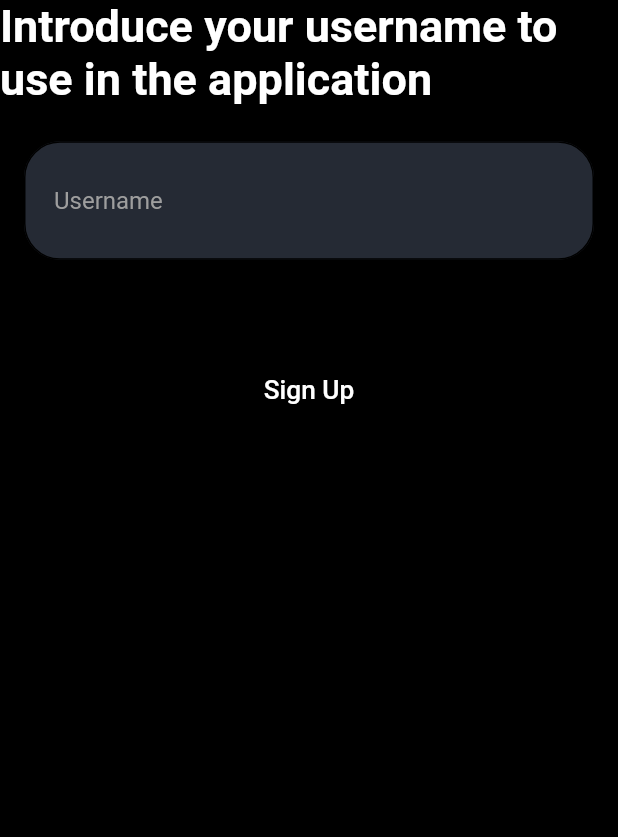
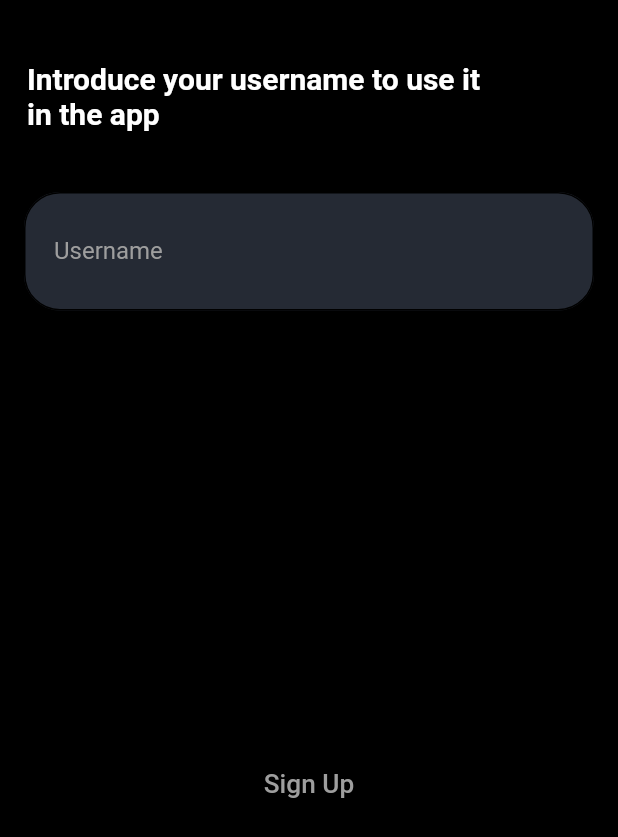
Before and after one commit to DevKhalyd/videocalling_app_flutter, a Flutter app: the AskUsernameScreen screen opened by its route, on a phone screen of 412 x 824 dp. Shown: the top 837 px of the screen. Run offline on Flutter 3.47's test engine with Material 2 defaults, Android fonts, the light colour scheme and no system bars; our stand-ins replace cloud_firestore, firebase_auth, firebase_core, get, logger; accounts and stored records are empty; generated files the repository leaves out were written again.

Commit message:
Ask for username ready

```diff
--- a/lib/core/repositories/firestore_repository.dart
+++ b/lib/core/repositories/firestore_repository.dart
@@ -12,7 +12,7 @@ abstract class FirestoreRepository {
 
   // NOTE: Fields in the database
 
-  final String usernameField = 'userFirestoreRepositoryname';
+  final String usernameField = 'username';
 
   /// Add data to a given collection given
   Future<void> addData(
--- a/lib/core/shared/models/more/user.dart
+++ b/lib/core/shared/models/user/user.dart
@@ -9,12 +9,11 @@ part 'user.g.dart';
 /// JSON serialization logic to be generated.
 @JsonSerializable()
 class User {
-
   User({
     required this.username,
     required this.fullname,
     required this.email,
-    required this.isOnline,
+    this.isOnline = true,
     this.password,
     this.imageUrl,
   });
--- a/lib/core/widgets/mini_widgets.dart
+++ b/lib/core/widgets/mini_widgets.dart
@@ -232,7 +232,7 @@ class FormButton extends StatelessWidget {
           child: TextCustom(
             label,
             fontSize: 17.5,
-            color: Colors.white,
+            color: isEnabled ? Colors.white : Colors.grey,
           ),
           style: ElevatedButton.styleFrom(
               primary: Utils.acentColor,
--- a/lib/core/widgets/shared/txt_form_field_custom.dart
+++ b/lib/core/widgets/shared/txt_form_field_custom.dart
@@ -14,6 +14,7 @@ class TextFormFieldCustom extends StatefulWidget {
     this.controller,
     this.suffixIcon,
     this.autovalidateMode,
+    this.focusNode,
   }) : super(key: key);
 
   final String hintText;
@@ -33,6 +34,8 @@ class TextFormFieldCustom extends StatefulWidget {
 
   final AutovalidateMode? autovalidateMode;
 
+  final FocusNode? focusNode;
+
   @override
   _TextFormFieldCustomState createState() => _TextFormFieldCustomState();
 }
@@ -47,6 +50,7 @@ class _TextFormFieldCustomState extends State<TextFormFieldCustom> {
   void initState() {
     super.initState();
     isPassword = widget.isPassword;
+    if (widget.focusNode == null) {
       focusNode = FocusNode();
       focusNode.addListener(() {
         final focus = focusNode.hasFocus;
@@ -56,11 +60,15 @@ class _TextFormFieldCustomState extends State<TextFormFieldCustom> {
         }
       });
     }
+  }
 
   @override
   void dispose() {
     // Clean up the focus node when the Form is disposed.
+    if (widget.focusNode == null)
       focusNode.dispose();
+    else
+      widget.focusNode!.dispose();
     super.dispose();
   }
 
@@ -79,7 +87,7 @@ class _TextFormFieldCustomState extends State<TextFormFieldCustom> {
           controller: widget.controller,
           keyboardType: widget.keyboardType,
           onSaved: widget.onSaved,
-          focusNode: focusNode,
+          focusNode: widget.focusNode ?? focusNode,
           obscureText: isPassword,
           validator: widget.validator,
           decoration: InputDecoration(
--- a/lib/features/sign_up/data/api/sign_up_firestore_repository.dart
+++ b/lib/features/sign_up/data/api/sign_up_firestore_repository.dart
@@ -1,6 +1,6 @@
-import 'package:videocalling_app/core/shared/models/more/user.dart';
 
 import '../../../../core/repositories/firestore_repository.dart';
+import '../../../../core/shared/models/user/user.dart';
 
 /// Contains all the functions to use in the sign up fucntion
 ///
--- a/lib/features/sign_up/domain/usecases/add_user_data.dart
+++ b/lib/features/sign_up/domain/usecases/add_user_data.dart
@@ -1,5 +1,5 @@
-import 'package:videocalling_app/core/shared/models/more/user.dart';
-import 'package:videocalling_app/features/sign_up/data/api/sign_up_firestore_repository.dart';
+import '../../../../core/shared/models/user/user.dart';
+import '../../data/api/sign_up_firestore_repository.dart';
 
 abstract class AddUserData {
   static Future<bool> execute({required User user}) async {
--- a/lib/features/sign_up/presentation/getX/ask_username_controller.dart
+++ b/lib/features/sign_up/presentation/getX/ask_username_controller.dart
@@ -2,10 +2,11 @@ import 'package:flutter/material.dart';
 import 'package:get/get.dart';
 import 'package:get/get_rx/src/rx_workers/utils/debouncer.dart';
 
+import '../../../../core/logger.dart';
 import '../../../../core/messages.dart';
 import '../../../../core/repositories/validations_repository.dart';
 import '../../../../core/routes.dart';
-import '../../../../core/shared/models/more/user.dart';
+import '../../../../core/shared/models/user/user.dart';
 import '../../../../core/widgets/dialogs/info_dialog.dart';
 import '../../domain/usecases/add_user_data.dart';
 import '../../domain/usecases/exits_username.dart';
@@ -13,10 +14,15 @@ import '../../domain/usecases/sign_up_with_email.dart';
 import 'sign_up_controller.dart';
 
 class AskUsernameController extends GetxController {
+  final _focusNode = FocusNode();
   final _controller = TextEditingController();
-  final delayed = Debouncer(delay: Duration(seconds: 1));
+  final _delayed = Debouncer(delay: Duration(milliseconds: 500));
+  final _delayedFocus = Debouncer(delay: Duration(milliseconds: 150));
 
   String _username = '';
+
+  /// The last input by the user
+  String _lastInput = '';
   bool _isLookingUp = false;
   bool _isLoading = false;
   bool _usernameIsAvaible = false;
@@ -32,35 +38,63 @@ class AskUsernameController extends GetxController {
 
   TextEditingController get controller => _controller;
 
+  FocusNode get focusNode => _focusNode;
+
   @override
   void onReady() {
-    /// Check the username each time the user enters a new username
+    _controllerListener();
+    _focusListener();
+    super.onReady();
+  }
+
+  _focusListener() {
+    /// Allow to update the UI according to the user's input
+    _focusNode.addListener(() {
+      _delayedFocus(() {
+        final hasFocus = _focusNode.hasFocus;
+        Log.console(hasFocus);
+        if (!_usernameIsAvaible && _username.isNotEmpty) {
+          _usernameAvaibleState(true);
+        }
+      });
+    });
+  }
+
+  /// Check the username each time the user enters a new username
+  ///
+  /// Also update the UI
+  _controllerListener() {
     _controller.addListener(() {
-      delayed(() async {
+      _usernameAvaibleState();
+      _delayed(() async {
         final text = controller.text;
+        if (_lastInput == text || !_isValidUserName(text)) return;
         _username = '';
-        _usernameAvaibleState();
-        if (text.length < 3) return;
         _lookingUpState(true);
-        final isAvaible = await ExistsUsername.execute(username: text);
+        final exists = await ExistsUsername.execute(username: text);
         _lookingUpState();
-        if (isAvaible == null) {
+        _lastInput = text;
+        if (exists == null) {
           Get.dialog(AlertInfo(content: Messages.error));
           return;
         }
-        _usernameAvaibleState(isAvaible);
-        if (!isAvaible)
+        _usernameAvaibleState(!exists);
+        if (exists)
           Get.dialog(AlertInfo(content: Messages.usernameUnavaible));
         else
           _username = text;
       });
     });
-    super.onReady();
   }
 
   void signUp() async {
     if (_username.isEmpty) return;
+
     final userInfo = SignUpController.to.userInfo;
+
+    Log.console('Username: $_username');
+
+    return;
 
     final msg = await SignUpWithEmail.execute(
       email: userInfo.email,
@@ -78,7 +112,6 @@ class AskUsernameController extends GetxController {
       fullname: userInfo.name,
       email: userInfo.email,
       password: userInfo.password,
-      isOnline: true,
     ));
 
     if (wasDataAdded) {
@@ -86,7 +119,6 @@ class AskUsernameController extends GetxController {
       Get.toNamed(Routes.home);
       return;
     }
-
     Get.dialog(AlertInfo(content: Messages.error));
   }
 
@@ -106,7 +138,9 @@ class AskUsernameController extends GetxController {
 
   String? onValidation(String? v) {
     if (v == null) return null;
-    if (!ValidationsRepository.username(v) && v.length > 2)
+    if (!ValidationsRepository.username(v) || v.length < 3)
       return 'Username not valid';
   }
+
+  bool _isValidUserName(String v) => onValidation(v) == null;
 }
--- a/lib/features/sign_up/presentation/screens/ask_username_screen.dart
+++ b/lib/features/sign_up/presentation/screens/ask_username_screen.dart
@@ -18,29 +18,40 @@ class AskUsernameScreen extends StatelessWidget {
         final isLoading = c.isLoading;
         return ScaffoldForm(
           backgroundColor: Colors.black,
+          useScroll: false,
           children: [
-            TextCustom(
-              'Introduce your username to use in the application',
+            Space(0.05),
+            Align(
+              alignment: Alignment.centerLeft,
+              child: Padding(
+                padding: const EdgeInsets.only(left: 18),
+                child: TextCustom(
+                  'Introduce your username to use it \nin the app',
                   color: Colors.white,
                   fontWeight: FontWeight.bold,
-              fontSize: 30,
+                  fontSize: 20,
                 ),
-            Space(0.01),
+              ),
+            ),
+            Space(0.03),
             TextFormFieldCustom(
               hintText: 'Username',
               controller: c.controller,
+              focusNode: c.focusNode,
               autovalidateMode: AutovalidateMode.onUserInteraction,
               suffixIcon: c.isLookingUp ? CircularProgressCustom() : null,
               validator: c.onValidation,
             ),
-            Space(0.05),
-            if (isLoading) CircularProgressCustom(),
-            if (!isLoading)
-              FormButton(
+            Expanded(
+                child: Center(
+              child: !isLoading
+                  ? FormButton(
                       label: 'Sign Up',
                       isEnabled: c.isEnabled,
                       onPressed: c.signUp,
                     )
+                  : CircularProgressCustom(),
+            )),
           ],
         );
       },
--- a/pubspec.yaml
+++ b/pubspec.yaml
@@ -38,6 +38,7 @@ dependencies:
 dev_dependencies:
   flutter_test:
     sdk: flutter
+  # https://flutter.dev/docs/development/data-and-backend/json
   build_runner: ^2.0.0
   json_serializable: ^5.0.0
 
```
Also changed, not shown: lib/core/widgets/dialogs/info_dialog.dart (+16 -3 lines), lib/features/sign_up/domain/usecases/exits_username.dart (+8 -1 lines), lib/main.dart (+3 -4 lines), lib/core/shared/models/more/user.g.dart (deleted), 2 other files. Lines whose indentation alone changed are shown as unchanged.
